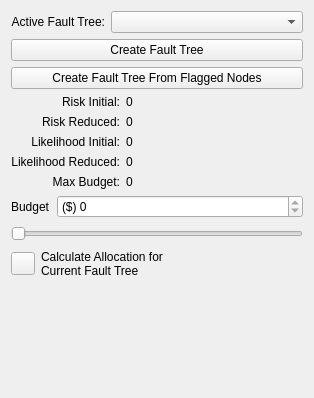
The window that plugins/calculate/dmzMBRAFTCalculateForm.ui (dmzgroup/mbra) describes before a commit, drawn with Qt 5.
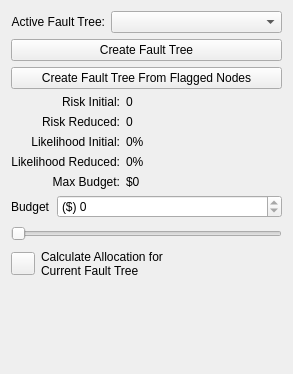
The same window after the commit.

Commit message: Buttons are no longer clipped in Mac OS.

The edit to the form file:
```diff
--- a/plugins/calculate/dmzMBRAFTCalculateForm.ui
+++ b/plugins/calculate/dmzMBRAFTCalculateForm.ui
@@ -6,8 +6,8 @@
    <rect>
     <x>0</x>
     <y>0</y>
-    <width>314</width>
-    <height>398</height>
+    <width>293</width>
+    <height>374</height>
    </rect>
   </property>
   <property name="windowTitle">
@@ -39,8 +39,6 @@
     </layout>
    </item>
    <item>
-    <layout class="QHBoxLayout" name="horizontalLayout_2">
-     <item>
       <widget class="QPushButton" name="createRootButton">
        <property name="sizePolicy">
         <sizepolicy hsizetype="Expanding" vsizetype="Minimum">
@@ -54,26 +52,6 @@
       </widget>
      </item>
      <item>
-      <spacer name="horizontalSpacer">
-       <property name="orientation">
-        <enum>Qt::Horizontal</enum>
-       </property>
-       <property name="sizeType">
-        <enum>QSizePolicy::Minimum</enum>
-       </property>
-       <property name="sizeHint" stdset="0">
-        <size>
-         <width>0</width>
-         <height>20</height>
-        </size>
-       </property>
-      </spacer>
-     </item>
-    </layout>
-   </item>
-   <item>
-    <layout class="QHBoxLayout" name="horizontalLayout">
-     <item>
       <widget class="QPushButton" name="FlaggedNodesButton">
        <property name="sizePolicy">
         <sizepolicy hsizetype="Expanding" vsizetype="Minimum">
@@ -87,24 +65,6 @@
       </widget>
      </item>
      <item>
-      <spacer name="horizontalSpacer_2">
-       <property name="orientation">
-        <enum>Qt::Horizontal</enum>
-       </property>
-       <property name="sizeType">
-        <enum>QSizePolicy::Minimum</enum>
-       </property>
-       <property name="sizeHint" stdset="0">
-        <size>
-         <width>0</width>
-         <height>20</height>
-        </size>
-       </property>
-      </spacer>
-     </item>
-    </layout>
-   </item>
-   <item>
     <layout class="QGridLayout" name="gridLayout">
      <item row="0" column="0">
       <widget class="QLabel" name="label_4">
@@ -171,7 +131,7 @@
         </sizepolicy>
        </property>
        <property name="text">
-        <string>0</string>
+        <string>0%</string>
        </property>
       </widget>
      </item>
@@ -194,7 +154,7 @@
         </sizepolicy>
        </property>
        <property name="text">
-        <string>0</string>
+        <string>0%</string>
        </property>
       </widget>
      </item>
@@ -217,7 +177,7 @@
         </sizepolicy>
        </property>
        <property name="text">
-        <string>0</string>
+        <string>$0</string>
        </property>
       </widget>
      </item>
```
Lines whose indentation alone changed are shown as unchanged. The commit also changes 1 other file.
